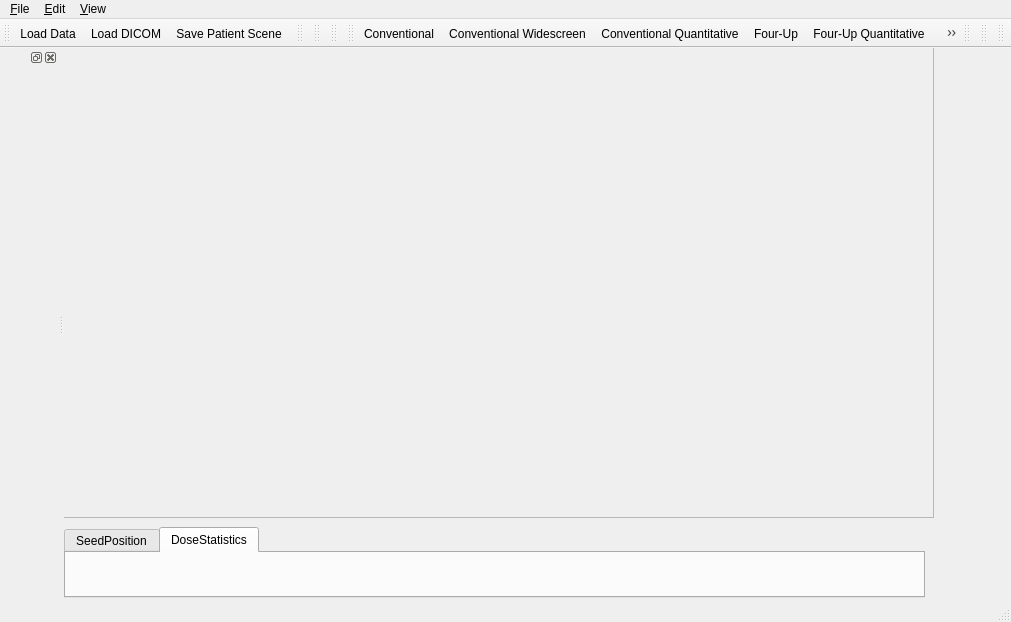
Above: Applications/SRPlanApp/Resources/UI/qSlicerAppMainWindow.ui from zoulianmp/SRPlan4Snake before the change. Below: the same form after it.
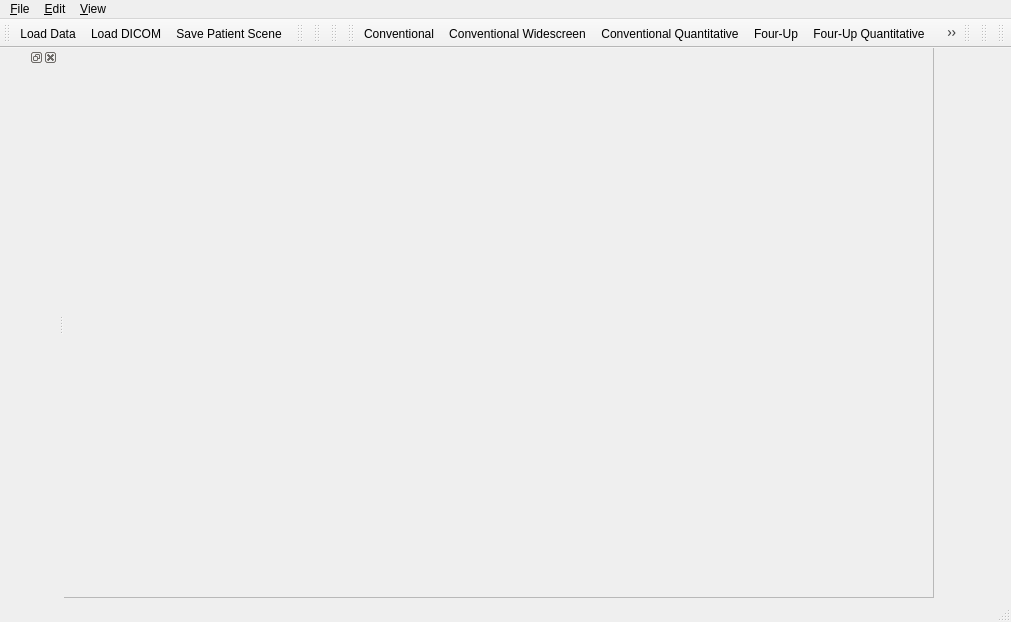
That is the form after the change. Icons and pictures are not drawn. Custom widgets are drawn as their Qt base class.

Commit message: Table Dose Staticst

What changed in the file:
```diff
--- a/Applications/SRPlanApp/Resources/UI/qSlicerAppMainWindow.ui
+++ b/Applications/SRPlanApp/Resources/UI/qSlicerAppMainWindow.ui
@@ -18,45 +18,13 @@
     <normaloff>:/Icons/Medium/DesktopIcon.png</normaloff>:/Icons/Medium/DesktopIcon.png</iconset>
   </property>
   <widget class="QWidget" name="CentralWidget">
-   <widget class="QTabWidget" name="planTabWidget">
-    <property name="enabled">
-     <bool>true</bool>
-    </property>
-    <property name="geometry">
-     <rect>
-      <x>0</x>
-      <y>479</y>
-      <width>861</width>
-      <height>71</height>
-     </rect>
-    </property>
-    <property name="maximumSize">
-     <size>
-      <width>16777215</width>
-      <height>260</height>
-     </size>
-    </property>
-    <property name="currentIndex">
-     <number>1</number>
-    </property>
-    <widget class="QWidget" name="SeedPositionTab">
-     <attribute name="title">
-      <string>SeedPosition</string>
-     </attribute>
-    </widget>
-    <widget class="QWidget" name="DoseStatisticsTab">
-     <attribute name="title">
-      <string>DoseStatistics</string>
-     </attribute>
-    </widget>
-   </widget>
    <widget class="QFrame" name="layoutFrame">
     <property name="geometry">
      <rect>
       <x>-1</x>
       <y>-1</y>
       <width>871</width>
-      <height>471</height>
+      <height>551</height>
      </rect>
     </property>
     <property name="frameShape">
```
The commit also changes 7 other files.
